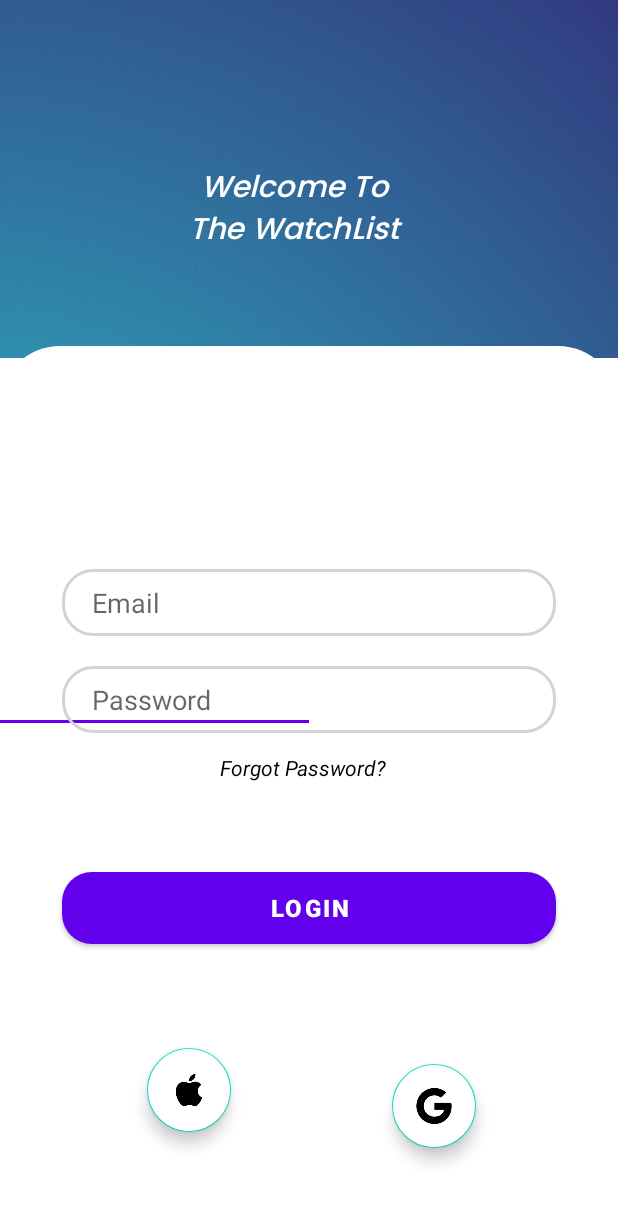
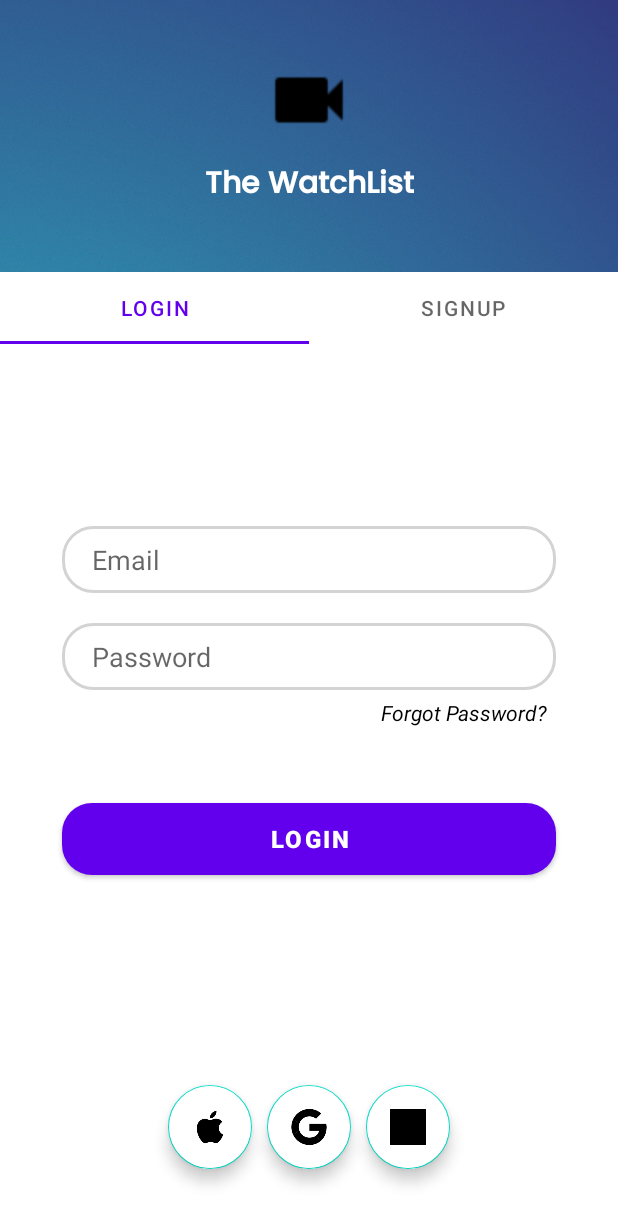
Before and after one commit to Levi-Opunga/the_watchlist, an Android app: the LogInActivity screen opened directly, with no data from a screen before it, on a phone screen of 412 x 824 dp. Shown: the top 1224 px of the screen. Run offline under Robolectric (Android 15) with nearby library versions, the phone set to English and light mode, and no system bars.

Commit message:
improve UI

```diff
--- a/app/src/main/AndroidManifest.xml
+++ b/app/src/main/AndroidManifest.xml
@@ -14,14 +14,14 @@
         android:roundIcon="@mipmap/ic_launcher_round"
         android:supportsRtl="true"
         android:theme="@style/Theme.The_watchlist"
+
         tools:targetApi="31">
         <activity
             android:name=".LogInActivity"
             android:exported="false" />
         <activity
             android:name=".SplashScreenActivity"
-            android:exported="true"
-            android:theme="@style/Theme.Design.Light.NoActionBar">
+            android:exported="true">
             <intent-filter>
                 <action android:name="android.intent.action.MAIN" />
 
--- a/app/src/main/java/com/example/the_watchlist/LogInActivity.java
+++ b/app/src/main/java/com/example/the_watchlist/LogInActivity.java
@@ -13,8 +13,9 @@ import com.google.android.material.tabs.TabLayout;
 public class LogInActivity extends AppCompatActivity implements View.OnClickListener{
     TabLayout tabLayout;
     ViewPager viewPager;
-    FloatingActionButton google, apple;
+    FloatingActionButton google, apple, twitter;
     Button register;
+    float v =0;
 
 
     @Override
@@ -26,6 +27,7 @@ public class LogInActivity extends AppCompatActivity implements View.OnClickList
         viewPager = findViewById(R.id.view_pager);
         google = findViewById(R.id.fab_google);
         apple = findViewById(R.id.fab_apple);
+        twitter = findViewById(R.id.fab_twitter);
         register = findViewById(R.id.register);
 
         tabLayout.addTab(tabLayout.newTab().setText("Login"));
@@ -39,15 +41,18 @@ public class LogInActivity extends AppCompatActivity implements View.OnClickList
 
         google.setTranslationY(300);
         apple.setTranslationY(300);
+        twitter.setTranslationY(300);
         tabLayout.setTranslationY(300);
 
-//        google.setAlpha(v);
-//        apple.setAlpha(v);
-//        tabLayout.setAlpha(v);
+        google.setAlpha(v);
+        apple.setAlpha(v);
+        twitter.setAlpha(v);
+        tabLayout.setAlpha(v);
 
         google.animate().translationY(0).alpha(1).setDuration(1000).setStartDelay(400).start();
         apple.animate().translationY(0).alpha(1).setDuration(1000).setStartDelay(600).start();
-        google.animate().translationY(0).alpha(1).setDuration(1000).setStartDelay(800).start();
+        twitter.animate().translationY(0).alpha(1).setDuration(1000).setStartDelay(800).start();
+        tabLayout.animate().translationY(0).alpha(1).setDuration(1000).setStartDelay(100).start();
 
 
     }
--- a/app/src/main/java/com/example/the_watchlist/LoginTabFragment.java
+++ b/app/src/main/java/com/example/the_watchlist/LoginTabFragment.java
@@ -4,15 +4,42 @@ import android.os.Bundle;
 import android.view.LayoutInflater;
 import android.view.View;
 import android.view.ViewGroup;
+import android.widget.Button;
+import android.widget.TextView;
 
 import androidx.fragment.app.Fragment;
 
 public class LoginTabFragment extends Fragment {
+    TextView email, pass, forgetPass;
+    Button login;
+    float v =0;
 
     @Override
     public View onCreateView(LayoutInflater inflater, ViewGroup container, Bundle savedInstanceState) {
         ViewGroup root = (ViewGroup) inflater.inflate(R.layout.login_tab_fragment, container, false);
 
+        email = root.findViewById(R.id.email);
+        pass = root.findViewById(R.id.pass);
+        forgetPass = root.findViewById(R.id.forgetPass);
+        login = root.findViewById(R.id.register);
+
+        email.setTranslationX(800);
+        pass.setTranslationX(800);
+        forgetPass.setTranslationX(800);
+        login.setTranslationX(800);
+
+        email.setAlpha(v);
+        pass.setAlpha(v);
+        forgetPass.setAlpha(v);
+        login.setAlpha(v);
+
+        email.animate().translationX(0).alpha(1).setDuration(800).setStartDelay(300).start();
+        pass.animate().translationX(0).alpha(1).setDuration(800).setStartDelay(500).start();
+        forgetPass.animate().translationX(0).alpha(1).setDuration(800).setStartDelay(500).start();
+        login.animate().translationX(0).alpha(1).setDuration(800).setStartDelay(700).start();
+
+
+
         return root;
     }
 }
--- a/app/src/main/res/layout/activity_log_in.xml
+++ b/app/src/main/res/layout/activity_log_in.xml
@@ -10,46 +10,50 @@
         android:id="@+id/imageView"
         android:layout_width="wrap_content"
         android:layout_height="0dp"
+        android:src="@drawable/background"
+        app:layout_constraintHeight_percent=".27"
         android:scaleType="centerCrop"
-        android:src="@drawable/background"
+        app:layout_constraintVertical_bias="0.0"
         app:layout_constraintBottom_toBottomOf="parent"
         app:layout_constraintEnd_toEndOf="parent"
-        app:layout_constraintHeight_percent=".29"
-        app:layout_constraintHorizontal_bias="0.0"
         app:layout_constraintStart_toStartOf="parent"
-        app:layout_constraintTop_toTopOf="parent"
-        app:layout_constraintVertical_bias="0.0" />
+        app:layout_constraintTop_toTopOf="parent" />
 
     <androidx.constraintlayout.widget.ConstraintLayout
         android:id="@+id/constraintLayout"
         android:layout_width="match_parent"
         android:layout_height="0dp"
         android:background="@drawable/vie_bg"
+        app:layout_constraintHeight_percent=".78"
+        app:layout_constraintVertical_bias="1"
         app:layout_constraintBottom_toBottomOf="parent"
         app:layout_constraintEnd_toEndOf="parent"
-        app:layout_constraintHeight_percent=".72"
         app:layout_constraintStart_toStartOf="parent"
         app:layout_constraintTop_toTopOf="parent"
-        app:layout_constraintVertical_bias="1">
+        >
 
         <androidx.viewpager.widget.ViewPager
             android:id="@+id/view_pager"
-            android:layout_width="412dp"
-            android:layout_height="416dp"
+            android:layout_width="match_parent"
+            android:layout_height="0dp"
+            app:layout_constraintHeight_percent=".7"
+            app:layout_constraintVertical_bias="0"
             app:layout_constraintBottom_toBottomOf="parent"
             app:layout_constraintEnd_toEndOf="parent"
-            app:layout_constraintHeight_percent=".7"
+            app:layout_constraintStart_toStartOf="parent"
+            app:layout_constraintTop_toBottomOf="@id/tab_layout"/>
+
+
+        <com.google.android.material.tabs.TabLayout
+            android:id="@+id/tab_layout"
+            android:layout_width="match_parent"
+            android:layout_height="wrap_content"
+            app:layout_constraintBottom_toBottomOf="parent"
+            app:layout_constraintEnd_toEndOf="parent"
             app:layout_constraintHorizontal_bias="0.0"
             app:layout_constraintStart_toStartOf="parent"
             app:layout_constraintTop_toTopOf="parent"
-            app:layout_constraintVertical_bias="0.019">
-
-            <com.google.android.material.tabs.TabLayout
-                android:id="@+id/tab_layout"
-                android:layout_width="match_parent"
-                android:layout_height="wrap_content"
-                />
-        </androidx.viewpager.widget.ViewPager>
+            app:layout_constraintVertical_bias="0" />
 
         <com.google.android.material.floatingactionbutton.FloatingActionButton
             android:id="@+id/fab_google"
@@ -60,7 +64,6 @@
             android:src="@drawable/google"
             app:layout_constraintBottom_toBottomOf="parent"
             app:layout_constraintEnd_toEndOf="parent"
-            app:layout_constraintHorizontal_bias="0.735"
             app:layout_constraintStart_toStartOf="parent"
             app:layout_constraintTop_toBottomOf="@+id/view_pager" />
 
@@ -71,30 +74,55 @@
             android:backgroundTint="@color/white"
             android:elevation="35dp"
             android:src="@drawable/apple"
+            app:layout_constraintHorizontal_bias="1"
+            android:layout_marginRight="10dp"
             app:layout_constraintBottom_toBottomOf="parent"
             app:layout_constraintEnd_toStartOf="@+id/fab_google"
-            app:layout_constraintHorizontal_bias="0.477"
             app:layout_constraintStart_toStartOf="parent"
             app:layout_constraintTop_toBottomOf="@+id/view_pager"
-            app:layout_constraintVertical_bias="0.411" />
+           />
+
+        <com.google.android.material.floatingactionbutton.FloatingActionButton
+            android:id="@+id/fab_twitter"
+            android:layout_width="wrap_content"
+            android:layout_height="wrap_content"
+            android:backgroundTint="@color/white"
+            android:elevation="35dp"
+            android:src="@drawable/twitter"
+            app:layout_constraintHorizontal_bias="0"
+            android:layout_marginLeft="10dp"
+            app:layout_constraintBottom_toBottomOf="parent"
+            app:layout_constraintEnd_toEndOf="parent"
+            app:layout_constraintStart_toEndOf="@id/fab_google"
+            app:layout_constraintTop_toBottomOf="@+id/view_pager" />
 
     </androidx.constraintlayout.widget.ConstraintLayout>
 
+    <ImageView
+        android:id="@+id/imageView2"
+        android:layout_width="60dp"
+        android:layout_height="60dp"
+        android:src="@drawable/baseline_videocam_black_24dp"
+        app:layout_constraintVertical_bias=".3"
+        app:layout_constraintBottom_toTopOf="@id/constraintLayout"
+        app:layout_constraintEnd_toEndOf="parent"
+        app:layout_constraintStart_toStartOf="parent"
+        app:layout_constraintTop_toTopOf="@id/imageView"/>
+
     <TextView
-        android:layout_width="148dp"
-        android:layout_height="88dp"
+        android:layout_width="wrap_content"
+        android:layout_height="wrap_content"
         android:fontFamily="@font/poppins_medium"
-        android:text="Welcome To The WatchList"
-        android:textAlignment="center"
-        android:textAllCaps="false"
-        android:textColor="#FFFFFF"
+        android:text="The WatchList"
+        android:textColor="@color/white"
         android:textSize="20sp"
-        android:textStyle="italic"
-        app:layout_constraintBottom_toBottomOf="@+id/imageView"
+        android:textStyle="bold"
+        app:layout_constraintVertical_bias=".2"
+        app:layout_constraintBottom_toTopOf="@+id/constraintLayout"
         app:layout_constraintEnd_toEndOf="parent"
-        app:layout_constraintHorizontal_bias="0.463"
-        app:layout_constraintStart_toStartOf="@+id/imageView"
-        app:layout_constraintTop_toTopOf="parent"
-        app:layout_constraintVertical_bias="0.725" />
+        app:layout_constraintStart_toStartOf="parent"
+        app:layout_constraintTop_toBottomOf="@id/imageView2"
+        />
+
 
 </androidx.constraintlayout.widget.ConstraintLayout>
--- a/app/src/main/res/layout/login_tab_fragment.xml
+++ b/app/src/main/res/layout/login_tab_fragment.xml
@@ -25,7 +25,6 @@
         android:id="@+id/pass"
         android:layout_width="0dp"
         android:layout_height="wrap_content"
-
         android:hint="Password"
         android:paddingLeft="20dp"
         android:paddingTop="10dp"
@@ -51,23 +50,24 @@
         app:layout_constraintBottom_toBottomOf="parent"
         app:layout_constraintEnd_toEndOf="parent"
         app:layout_constraintStart_toStartOf="parent"
-        app:layout_constraintTop_toBottomOf="@+id/pass"
-        app:layout_constraintVertical_bias="0.816"
+        app:layout_constraintTop_toTopOf="parent"
+        app:layout_constraintVertical_bias="0.762"
         app:layout_constraintWidth_percent=".8" />
 
     <TextView
+        android:id="@+id/forgetPass"
         android:layout_width="wrap_content"
         android:layout_height="wrap_content"
+        android:text="Forgot Password?"
         android:layout_marginTop="5dp"
         android:layout_marginRight="5dp"
-        android:text="Forgot Password?"
         android:textStyle="italic"
         android:textColor="@color/black"
         app:layout_constraintBottom_toBottomOf="parent"
         app:layout_constraintEnd_toEndOf="@id/pass"
-        app:layout_constraintHorizontal_bias="0.577"
+        app:layout_constraintHorizontal_bias="1"
         app:layout_constraintStart_toStartOf="parent"
         app:layout_constraintTop_toBottomOf="@id/pass"
-        app:layout_constraintVertical_bias="0.057" />
+        app:layout_constraintVertical_bias="0" />
 
 </androidx.constraintlayout.widget.ConstraintLayout>
--- a/app/src/main/res/layout/signup_tab_fragment.xml
+++ b/app/src/main/res/layout/signup_tab_fragment.xml
@@ -5,36 +5,60 @@
     xmlns:app="http://schemas.android.com/apk/res-auto">
 
     <EditText
+        android:id="@+id/username"
+        android:layout_width="0dp"
+        android:layout_height="wrap_content"
+        android:background="@drawable/edit_text_bg"
+        android:hint="User Name"
+        android:paddingLeft="20dp"
+        android:paddingTop="10dp"
+        android:paddingBottom="10dp"
+        android:textSize="16sp"
+        app:layout_constraintBottom_toTopOf="@id/signemail"
+        app:layout_constraintEnd_toEndOf="parent"
+        app:layout_constraintHorizontal_bias=".5"
+        app:layout_constraintStart_toStartOf="parent"
+        app:layout_constraintTop_toTopOf="parent"
+        app:layout_constraintVertical_bias=".7"
+        android:layout_marginBottom="20dp"
+        app:layout_constraintWidth_percent=".8" />
+
+    <EditText
         android:id="@+id/signemail"
         android:layout_width="0dp"
         android:layout_height="wrap_content"
         android:background="@drawable/edit_text_bg"
         android:hint="Email"
+        android:textSize="16sp"
         android:paddingLeft="20dp"
         android:paddingTop="10dp"
         android:paddingBottom="10dp"
         app:layout_constraintBottom_toBottomOf="parent"
         app:layout_constraintEnd_toEndOf="parent"
         app:layout_constraintStart_toStartOf="parent"
-        app:layout_constraintTop_toTopOf="parent"
-        app:layout_constraintVertical_bias="0.227"
-        app:layout_constraintWidth_percent=".8" />
+        app:layout_constraintTop_toTopOf="@id/username"
+        app:layout_constraintVertical_bias=".3"
+        app:layout_constraintWidth_percent=".8"
+        app:layout_constraintHorizontal_bias=".5"
+        />
 
     <EditText
         android:id="@+id/password"
         android:layout_width="0dp"
         android:layout_height="wrap_content"
-        android:layout_marginTop="20dp"
         android:background="@drawable/edit_text_bg"
         android:hint="Password"
+        android:textSize="16sp"
         android:paddingLeft="20dp"
         android:paddingTop="10dp"
         android:paddingBottom="10dp"
+        android:layout_marginTop="20dp"
         app:layout_constraintBottom_toBottomOf="parent"
         app:layout_constraintEnd_toEndOf="parent"
         app:layout_constraintStart_toStartOf="parent"
         app:layout_constraintTop_toBottomOf="@id/signemail"
-        app:layout_constraintVertical_bias="0.04"
+        app:layout_constraintVertical_bias="0"
+        app:layout_constraintHorizontal_bias=".5"
         app:layout_constraintWidth_percent=".8" />
 
     <EditText
@@ -47,12 +71,14 @@
         android:paddingLeft="20dp"
         android:paddingTop="10dp"
         android:paddingBottom="10dp"
+        android:textSize="16sp"
         app:layout_constraintBottom_toBottomOf="parent"
         app:layout_constraintEnd_toEndOf="parent"
         app:layout_constraintStart_toStartOf="parent"
         app:layout_constraintTop_toBottomOf="@id/password"
-        app:layout_constraintVertical_bias="0.211"
-        app:layout_constraintWidth_percent=".8" />
+        app:layout_constraintVertical_bias="0"
+        app:layout_constraintWidth_percent=".8"
+        app:layout_constraintHorizontal_bias=".5"/>
 
     <Button
         android:layout_width="0dp"
@@ -65,7 +91,7 @@
         app:layout_constraintEnd_toEndOf="parent"
         app:layout_constraintStart_toStartOf="parent"
         app:layout_constraintTop_toBottomOf="@+id/confirmpass"
-        app:layout_constraintVertical_bias="0.946"
+        app:layout_constraintVertical_bias="0.429"
         app:layout_constraintWidth_percent=".8" />
 
 
--- a/app/src/main/res/values/themes.xml
+++ b/app/src/main/res/values/themes.xml
@@ -14,17 +14,17 @@
         <!-- Customize your theme here. -->
     </style>
 
-    <style name="Theme.Watchlist" parent="Theme.MaterialComponents.DayNight.DarkActionBar">
-        <!-- Primary brand color. -->
-        <item name="colorPrimary">@color/purple_500</item>
-        <item name="colorPrimaryVariant">@color/purple_700</item>
-        <item name="colorOnPrimary">@color/white</item>
-        <!-- Secondary brand color. -->
-        <item name="colorSecondary">@color/teal_200</item>
-        <item name="colorSecondaryVariant">@color/teal_700</item>
-        <item name="colorOnSecondary">@color/black</item>
-        <!-- Status bar color. -->
-        <item name="android:statusBarColor" tools:targetApi="l">?attr/colorPrimaryVariant</item>
-        <!-- Customize your theme here. -->
-    </style>
+<!--    <style name="Theme.Watchlist" parent="Theme.MaterialComponents.DayNight.DarkActionBar">-->
+<!--        &lt;!&ndash; Primary brand color. &ndash;&gt;-->
+<!--        <item name="colorPrimary">@color/purple_500</item>-->
+<!--        <item name="colorPrimaryVariant">@color/purple_700</item>-->
+<!--        <item name="colorOnPrimary">@color/white</item>-->
+<!--        &lt;!&ndash; Secondary brand color. &ndash;&gt;-->
+<!--        <item name="colorSecondary">@color/teal_200</item>-->
+<!--        <item name="colorSecondaryVariant">@color/teal_700</item>-->
+<!--        <item name="colorOnSecondary">@color/black</item>-->
+<!--        &lt;!&ndash; Status bar color. &ndash;&gt;-->
+<!--        <item name="android:statusBarColor" tools:targetApi="l">?attr/colorPrimaryVariant</item>-->
+<!--        &lt;!&ndash; Customize your theme here. &ndash;&gt;-->
+<!--    </style>-->
 </resources>
```
Also changed, not shown: app/src/main/res/drawable/baseline_videocam_black_24dp.png (added), app/src/main/res/drawable/twitter.png (added).
